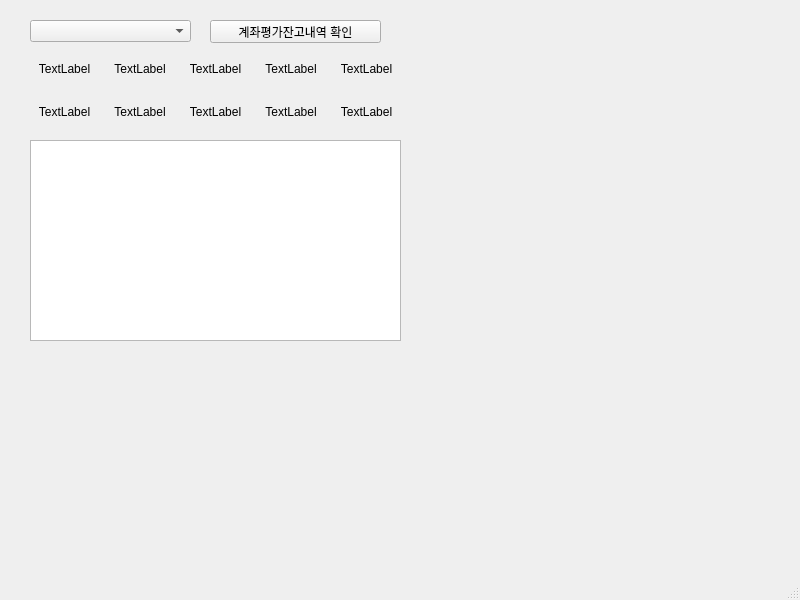
Above: MainWindows.ui from kisbi3/Stock_Kiwoom before the change. Below: the same form after it.
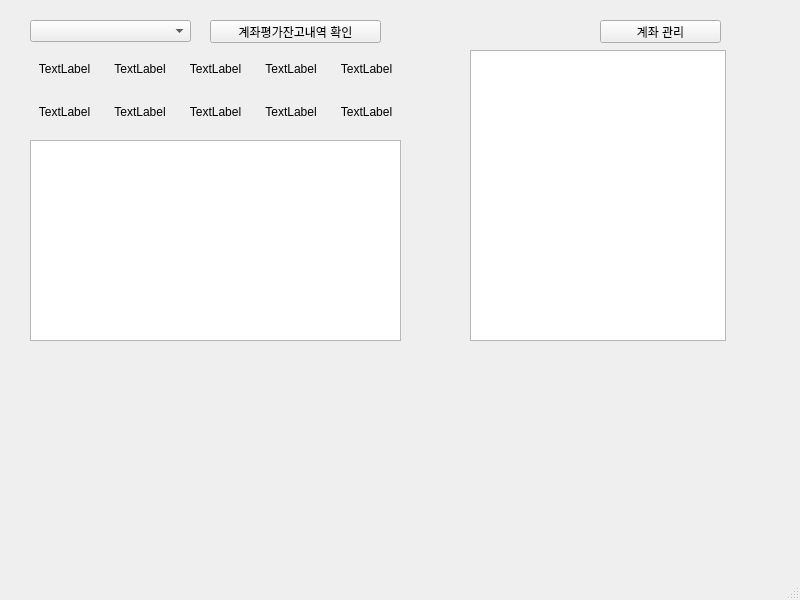
That is the form after the change.

```diff
--- a/MainWindows.ui
+++ b/MainWindows.ui
@@ -159,6 +159,29 @@
      </rect>
     </property>
    </widget>
+   <widget class="QPushButton" name="acc_manage">
+    <property name="geometry">
+     <rect>
+      <x>600</x>
+      <y>20</y>
+      <width>121</width>
+      <height>23</height>
+     </rect>
+    </property>
+    <property name="text">
+     <string>계좌 관리</string>
+    </property>
+   </widget>
+   <widget class="QTableWidget" name="stocklistTableWidget_3">
+    <property name="geometry">
+     <rect>
+      <x>470</x>
+      <y>50</y>
+      <width>256</width>
+      <height>291</height>
+     </rect>
+    </property>
+   </widget>
   </widget>
   <widget class="QMenuBar" name="menubar">
    <property name="geometry">
```
